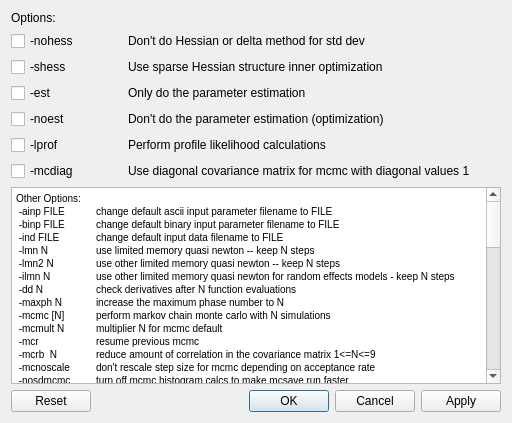
First picture: the form in src/dialog_runoptions.ui, repository nmfs-ost/ss3-ssi, before the edit.
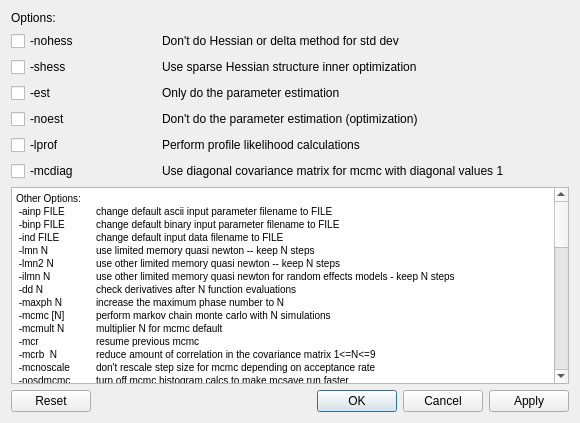
Second picture: the form after the edit.

Patch:
```diff
--- a/src/dialog_runoptions.ui
+++ b/src/dialog_runoptions.ui
@@ -6,7 +6,7 @@
    <rect>
     <x>0</x>
     <y>0</y>
-    <width>512</width>
+    <width>580</width>
     <height>423</height>
    </rect>
   </property>
@@ -41,61 +41,61 @@
       <string>&lt;!DOCTYPE HTML PUBLIC &quot;-//W3C//DTD HTML 4.0//EN&quot; &quot;http://www.w3.org/TR/REC-html40/strict.dtd&quot;&gt;
 &lt;html&gt;&lt;head&gt;&lt;meta name=&quot;qrichtext&quot; content=&quot;1&quot; /&gt;&lt;style type=&quot;text/css&quot;&gt;
 p, li { white-space: pre-wrap; }
-&lt;/style&gt;&lt;/head&gt;&lt;body style=&quot; font-family:'MS Shell Dlg 2'; font-size:7.8pt; font-weight:400; font-style:normal;&quot;&gt;
-&lt;p style=&quot; margin-top:0px; margin-bottom:0px; margin-left:0px; margin-right:0px; -qt-block-indent:0; text-indent:0px;&quot;&gt;Other Options:&lt;/p&gt;
-&lt;p style=&quot; margin-top:0px; margin-bottom:0px; margin-left:0px; margin-right:0px; -qt-block-indent:0; text-indent:0px;&quot;&gt; -ainp FILE	change default ascii input parameter filename to FILE&lt;/p&gt;
-&lt;p style=&quot; margin-top:0px; margin-bottom:0px; margin-left:0px; margin-right:0px; -qt-block-indent:0; text-indent:0px;&quot;&gt; -binp FILE	change default binary input parameter filename to FILE&lt;/p&gt;
-&lt;p style=&quot; margin-top:0px; margin-bottom:0px; margin-left:0px; margin-right:0px; -qt-block-indent:0; text-indent:0px;&quot;&gt; -ind FILE	change default input data filename to FILE&lt;/p&gt;
-&lt;p style=&quot; margin-top:0px; margin-bottom:0px; margin-left:0px; margin-right:0px; -qt-block-indent:0; text-indent:0px;&quot;&gt; -lmn N	use limited memory quasi newton -- keep N steps&lt;/p&gt;
-&lt;p style=&quot; margin-top:0px; margin-bottom:0px; margin-left:0px; margin-right:0px; -qt-block-indent:0; text-indent:0px;&quot;&gt; -lmn2 N	use other limited memory quasi newton -- keep N steps&lt;/p&gt;
-&lt;p style=&quot; margin-top:0px; margin-bottom:0px; margin-left:0px; margin-right:0px; -qt-block-indent:0; text-indent:0px;&quot;&gt; -ilmn N	use other limited memory quasi newton for random effects models - keep N steps&lt;/p&gt;
-&lt;p style=&quot; margin-top:0px; margin-bottom:0px; margin-left:0px; margin-right:0px; -qt-block-indent:0; text-indent:0px;&quot;&gt; -dd N 	check derivatives after N function evaluations&lt;/p&gt;
-&lt;p style=&quot; margin-top:0px; margin-bottom:0px; margin-left:0px; margin-right:0px; -qt-block-indent:0; text-indent:0px;&quot;&gt; -maxph N	increase the maximum phase number to N&lt;/p&gt;
-&lt;p style=&quot; margin-top:0px; margin-bottom:0px; margin-left:0px; margin-right:0px; -qt-block-indent:0; text-indent:0px;&quot;&gt; -mcmc [N]	perform markov chain monte carlo with N simulations&lt;/p&gt;
-&lt;p style=&quot; margin-top:0px; margin-bottom:0px; margin-left:0px; margin-right:0px; -qt-block-indent:0; text-indent:0px;&quot;&gt; -mcmult N	multiplier N for mcmc default&lt;/p&gt;
-&lt;p style=&quot; margin-top:0px; margin-bottom:0px; margin-left:0px; margin-right:0px; -qt-block-indent:0; text-indent:0px;&quot;&gt; -mcr 	resume previous mcmc&lt;/p&gt;
-&lt;p style=&quot; margin-top:0px; margin-bottom:0px; margin-left:0px; margin-right:0px; -qt-block-indent:0; text-indent:0px;&quot;&gt; -mcrb  N 	reduce amount of correlation in the covariance matrix 1&amp;lt;=N&amp;lt;=9&lt;/p&gt;
-&lt;p style=&quot; margin-top:0px; margin-bottom:0px; margin-left:0px; margin-right:0px; -qt-block-indent:0; text-indent:0px;&quot;&gt; -mcnoscale	don't rescale step size for mcmc depending on acceptance rate&lt;/p&gt;
-&lt;p style=&quot; margin-top:0px; margin-bottom:0px; margin-left:0px; margin-right:0px; -qt-block-indent:0; text-indent:0px;&quot;&gt; -nosdmcmc 	turn off mcmc histogram calcs to make mcsave run faster&lt;/p&gt;
-&lt;p style=&quot; margin-top:0px; margin-bottom:0px; margin-left:0px; margin-right:0px; -qt-block-indent:0; text-indent:0px;&quot;&gt; -mcprobe N 	use probing strategy for mcmc with factor N&lt;/p&gt;
-&lt;p style=&quot; margin-top:0px; margin-bottom:0px; margin-left:0px; margin-right:0px; -qt-block-indent:0; text-indent:0px;&quot;&gt; -mcgrope N 	Deprecated, same as -mcprobe&lt;/p&gt;
-&lt;p style=&quot; margin-top:0px; margin-bottom:0px; margin-left:0px; margin-right:0px; -qt-block-indent:0; text-indent:0px;&quot;&gt; -mcseed N 	seed for random number generator for markov chain monte carlo&lt;/p&gt;
-&lt;p style=&quot; margin-top:0px; margin-bottom:0px; margin-left:0px; margin-right:0px; -qt-block-indent:0; text-indent:0px;&quot;&gt; -mcscale N 	rescale step size for first N evaluations&lt;/p&gt;
-&lt;p style=&quot; margin-top:0px; margin-bottom:0px; margin-left:0px; margin-right:0px; -qt-block-indent:0; text-indent:0px;&quot;&gt; -mcsave N 	save the parameters for every Nth simulation&lt;/p&gt;
-&lt;p style=&quot; margin-top:0px; margin-bottom:0px; margin-left:0px; margin-right:0px; -qt-block-indent:0; text-indent:0px;&quot;&gt; -mceval 	go through the saved mcmc values from a previous mcsave&lt;/p&gt;
-&lt;p style=&quot; margin-top:0px; margin-bottom:0px; margin-left:0px; margin-right:0px; -qt-block-indent:0; text-indent:0px;&quot;&gt; -mcu 	use uniformaly distributed steps for mcmc instead of random normal&lt;/p&gt;
-&lt;p style=&quot; margin-top:0px; margin-bottom:0px; margin-left:0px; margin-right:0px; -qt-block-indent:0; text-indent:0px;&quot;&gt; -crit N1,N2,... set gradient magnitude convergence criterion to N&lt;/p&gt;
-&lt;p style=&quot; margin-top:0px; margin-bottom:0px; margin-left:0px; margin-right:0px; -qt-block-indent:0; text-indent:0px;&quot;&gt; -iprint N 	print out function minimizer report every N iterations&lt;/p&gt;
-&lt;p style=&quot; margin-top:0px; margin-bottom:0px; margin-left:0px; margin-right:0px; -qt-block-indent:0; text-indent:0px;&quot;&gt; -maxfn N1,N2,.. set maximum number opf function eval's to N&lt;/p&gt;
-&lt;p style=&quot; margin-top:0px; margin-bottom:0px; margin-left:0px; margin-right:0px; -qt-block-indent:0; text-indent:0px;&quot;&gt; -rs 	if function minimizer can't make progress rescale and try again&lt;/p&gt;
-&lt;p style=&quot; margin-top:0px; margin-bottom:0px; margin-left:0px; margin-right:0px; -qt-block-indent:0; text-indent:0px;&quot;&gt; -nox 	suppress vector and gradient values in minimizer screen report&lt;/p&gt;
-&lt;p style=&quot; margin-top:0px; margin-bottom:0px; margin-left:0px; margin-right:0px; -qt-block-indent:0; text-indent:0px;&quot;&gt; -phase N 	start minimization in phase N&lt;/p&gt;
-&lt;p style=&quot; margin-top:0px; margin-bottom:0px; margin-left:0px; margin-right:0px; -qt-block-indent:0; text-indent:0px;&quot;&gt; -simplex 	use simplex for minimization -- deprecated, use -neldmead&lt;/p&gt;
-&lt;p style=&quot; margin-top:0px; margin-bottom:0px; margin-left:0px; margin-right:0px; -qt-block-indent:0; text-indent:0px;&quot;&gt; -neldmead 	use Nelder-Mead simplex algorithm for minimization&lt;/p&gt;
-&lt;p style=&quot; margin-top:0px; margin-bottom:0px; margin-left:0px; margin-right:0px; -qt-block-indent:0; text-indent:0px;&quot;&gt; -eigvec 	calculate eigenvectors of the Hessian&lt;/p&gt;
-&lt;p style=&quot; margin-top:0px; margin-bottom:0px; margin-left:0px; margin-right:0px; -qt-block-indent:0; text-indent:0px;&quot;&gt; -sdonly 	do delta method for std dev estimates without redoing hessian&lt;/p&gt;
-&lt;p style=&quot; margin-top:0px; margin-bottom:0px; margin-left:0px; margin-right:0px; -qt-block-indent:0; text-indent:0px;&quot;&gt; -ams N 	set arrmblsize to N (ARRAY_MEMBLOCK_SIZE)&lt;/p&gt;
-&lt;p style=&quot; margin-top:0px; margin-bottom:0px; margin-left:0px; margin-right:0px; -qt-block-indent:0; text-indent:0px;&quot;&gt; -cbs N  	set CMPDIF_BUFFER_SIZE to N (ARRAY_MEMBLOCK_SIZE)&lt;/p&gt;
-&lt;p style=&quot; margin-top:0px; margin-bottom:0px; margin-left:0px; margin-right:0px; -qt-block-indent:0; text-indent:0px;&quot;&gt; -mno N 	set the maximum number of independent variables to N&lt;/p&gt;
-&lt;p style=&quot; margin-top:0px; margin-bottom:0px; margin-left:0px; margin-right:0px; -qt-block-indent:0; text-indent:0px;&quot;&gt; -mdl N 	set the maximum number of dvariables to N&lt;/p&gt;
-&lt;p style=&quot; margin-top:0px; margin-bottom:0px; margin-left:0px; margin-right:0px; -qt-block-indent:0; text-indent:0px;&quot;&gt; -gbs N 	set GRADSTACK_BUFFER_SIZE to N (ARRAY_MEMBLOCK_SIZE)&lt;/p&gt;
-&lt;p style=&quot;-qt-paragraph-type:empty; margin-top:0px; margin-bottom:0px; margin-left:0px; margin-right:0px; -qt-block-indent:0; text-indent:0px;&quot;&gt;&lt;br /&gt;&lt;/p&gt;
-&lt;p style=&quot; margin-top:0px; margin-bottom:0px; margin-left:0px; margin-right:0px; -qt-block-indent:0; text-indent:0px;&quot;&gt;Random effects options if applicable&lt;/p&gt;
-&lt;p style=&quot; margin-top:0px; margin-bottom:0px; margin-left:0px; margin-right:0px; -qt-block-indent:0; text-indent:0px;&quot;&gt; -nr N  	maximum number of Newton-Raphson steps&lt;/p&gt;
-&lt;p style=&quot; margin-top:0px; margin-bottom:0px; margin-left:0px; margin-right:0px; -qt-block-indent:0; text-indent:0px;&quot;&gt; -imaxfn N 	maximum number of evals in quasi-Newton inner optimization&lt;/p&gt;
-&lt;p style=&quot; margin-top:0px; margin-bottom:0px; margin-left:0px; margin-right:0px; -qt-block-indent:0; text-indent:0px;&quot;&gt; -is N 	set importance sampling size to N&lt;/p&gt;
-&lt;p style=&quot; margin-top:0px; margin-bottom:0px; margin-left:0px; margin-right:0px; -qt-block-indent:0; text-indent:0px;&quot;&gt; -isf N 	set importance sampling size funnel blocks to N&lt;/p&gt;
-&lt;p style=&quot; margin-top:0px; margin-bottom:0px; margin-left:0px; margin-right:0px; -qt-block-indent:0; text-indent:0px;&quot;&gt; -isdiag 	print importance sampling diagnostics&lt;/p&gt;
-&lt;p style=&quot; margin-top:0px; margin-bottom:0px; margin-left:0px; margin-right:0px; -qt-block-indent:0; text-indent:0px;&quot;&gt; -hybrid 	do hybrid Monte Carlo version of MCMC&lt;/p&gt;
-&lt;p style=&quot; margin-top:0px; margin-bottom:0px; margin-left:0px; margin-right:0px; -qt-block-indent:0; text-indent:0px;&quot;&gt; -hbf  	set the hybrid bounded flag for bounded parameters&lt;/p&gt;
-&lt;p style=&quot; margin-top:0px; margin-bottom:0px; margin-left:0px; margin-right:0px; -qt-block-indent:0; text-indent:0px;&quot;&gt; -hyeps  	mean step size for hybrid Monte Carlo&lt;/p&gt;
-&lt;p style=&quot; margin-top:0px; margin-bottom:0px; margin-left:0px; margin-right:0px; -qt-block-indent:0; text-indent:0px;&quot;&gt; -hynstep 	number of steps for hybrid Monte Carlo&lt;/p&gt;
-&lt;p style=&quot; margin-top:0px; margin-bottom:0px; margin-left:0px; margin-right:0px; -qt-block-indent:0; text-indent:0px;&quot;&gt; -noinit 	do not initialize RE before inner optimization&lt;/p&gt;
-&lt;p style=&quot; margin-top:0px; margin-bottom:0px; margin-left:0px; margin-right:0px; -qt-block-indent:0; text-indent:0px;&quot;&gt; -ndi N 	set maximum number of separable calls&lt;/p&gt;
-&lt;p style=&quot; margin-top:0px; margin-bottom:0px; margin-left:0px; margin-right:0px; -qt-block-indent:0; text-indent:0px;&quot;&gt; -ndb N 	set number of blocks for RE derivatives (reduce temp file size)&lt;/p&gt;
-&lt;p style=&quot; margin-top:0px; margin-bottom:0px; margin-left:0px; margin-right:0px; -qt-block-indent:0; text-indent:0px;&quot;&gt; -ddnr  	use high precision Newton-Raphson, for banded Hessian case only&lt;/p&gt;
-&lt;p style=&quot; margin-top:0px; margin-bottom:0px; margin-left:0px; margin-right:0px; -qt-block-indent:0; text-indent:0px;&quot;&gt; -nrdbg 	verbose reporting for debugging newton-raphson&lt;/p&gt;
-&lt;p style=&quot; margin-top:0px; margin-bottom:0px; margin-left:0px; margin-right:0px; -qt-block-indent:0; text-indent:0px;&quot;&gt; -mm N  	do minimax optimization&lt;/p&gt;&lt;/body&gt;&lt;/html&gt;</string>
+&lt;/style&gt;&lt;/head&gt;&lt;body style=&quot; font-family:'MS Shell Dlg 2'; font-size:8pt; font-weight:400; font-style:normal;&quot;&gt;
+&lt;p style=&quot; margin-top:0px; margin-bottom:0px; margin-left:0px; margin-right:0px; -qt-block-indent:0; text-indent:0px;&quot;&gt;&lt;span style=&quot; font-size:7.8pt;&quot;&gt;Other Options:&lt;/span&gt;&lt;/p&gt;
+&lt;p style=&quot; margin-top:0px; margin-bottom:0px; margin-left:0px; margin-right:0px; -qt-block-indent:0; text-indent:0px;&quot;&gt;&lt;span style=&quot; font-size:7.8pt;&quot;&gt; -ainp FILE	change default ascii input parameter filename to FILE&lt;/span&gt;&lt;/p&gt;
+&lt;p style=&quot; margin-top:0px; margin-bottom:0px; margin-left:0px; margin-right:0px; -qt-block-indent:0; text-indent:0px;&quot;&gt;&lt;span style=&quot; font-size:7.8pt;&quot;&gt; -binp FILE	change default binary input parameter filename to FILE&lt;/span&gt;&lt;/p&gt;
+&lt;p style=&quot; margin-top:0px; margin-bottom:0px; margin-left:0px; margin-right:0px; -qt-block-indent:0; text-indent:0px;&quot;&gt;&lt;span style=&quot; font-size:7.8pt;&quot;&gt; -ind FILE	change default input data filename to FILE&lt;/span&gt;&lt;/p&gt;
+&lt;p style=&quot; margin-top:0px; margin-bottom:0px; margin-left:0px; margin-right:0px; -qt-block-indent:0; text-indent:0px;&quot;&gt;&lt;span style=&quot; font-size:7.8pt;&quot;&gt; -lmn N	use limited memory quasi newton -- keep N steps&lt;/span&gt;&lt;/p&gt;
+&lt;p style=&quot; margin-top:0px; margin-bottom:0px; margin-left:0px; margin-right:0px; -qt-block-indent:0; text-indent:0px;&quot;&gt;&lt;span style=&quot; font-size:7.8pt;&quot;&gt; -lmn2 N	use other limited memory quasi newton -- keep N steps&lt;/span&gt;&lt;/p&gt;
+&lt;p style=&quot; margin-top:0px; margin-bottom:0px; margin-left:0px; margin-right:0px; -qt-block-indent:0; text-indent:0px;&quot;&gt;&lt;span style=&quot; font-size:7.8pt;&quot;&gt; -ilmn N	use other limited memory quasi newton for random effects models - keep N steps&lt;/span&gt;&lt;/p&gt;
+&lt;p style=&quot; margin-top:0px; margin-bottom:0px; margin-left:0px; margin-right:0px; -qt-block-indent:0; text-indent:0px;&quot;&gt;&lt;span style=&quot; font-size:7.8pt;&quot;&gt; -dd N 	check derivatives after N function evaluations&lt;/span&gt;&lt;/p&gt;
+&lt;p style=&quot; margin-top:0px; margin-bottom:0px; margin-left:0px; margin-right:0px; -qt-block-indent:0; text-indent:0px;&quot;&gt;&lt;span style=&quot; font-size:7.8pt;&quot;&gt; -maxph N	increase the maximum phase number to N&lt;/span&gt;&lt;/p&gt;
+&lt;p style=&quot; margin-top:0px; margin-bottom:0px; margin-left:0px; margin-right:0px; -qt-block-indent:0; text-indent:0px;&quot;&gt;&lt;span style=&quot; font-size:7.8pt;&quot;&gt; -mcmc [N]	perform markov chain monte carlo with N simulations&lt;/span&gt;&lt;/p&gt;
+&lt;p style=&quot; margin-top:0px; margin-bottom:0px; margin-left:0px; margin-right:0px; -qt-block-indent:0; text-indent:0px;&quot;&gt;&lt;span style=&quot; font-size:7.8pt;&quot;&gt; -mcmult N	multiplier N for mcmc default&lt;/span&gt;&lt;/p&gt;
+&lt;p style=&quot; margin-top:0px; margin-bottom:0px; margin-left:0px; margin-right:0px; -qt-block-indent:0; text-indent:0px;&quot;&gt;&lt;span style=&quot; font-size:7.8pt;&quot;&gt; -mcr 	resume previous mcmc&lt;/span&gt;&lt;/p&gt;
+&lt;p style=&quot; margin-top:0px; margin-bottom:0px; margin-left:0px; margin-right:0px; -qt-block-indent:0; text-indent:0px;&quot;&gt;&lt;span style=&quot; font-size:7.8pt;&quot;&gt; -mcrb  N 	reduce amount of correlation in the covariance matrix 1&amp;lt;=N&amp;lt;=9&lt;/span&gt;&lt;/p&gt;
+&lt;p style=&quot; margin-top:0px; margin-bottom:0px; margin-left:0px; margin-right:0px; -qt-block-indent:0; text-indent:0px;&quot;&gt;&lt;span style=&quot; font-size:7.8pt;&quot;&gt; -mcnoscale	don't rescale step size for mcmc depending on acceptance rate&lt;/span&gt;&lt;/p&gt;
+&lt;p style=&quot; margin-top:0px; margin-bottom:0px; margin-left:0px; margin-right:0px; -qt-block-indent:0; text-indent:0px;&quot;&gt;&lt;span style=&quot; font-size:7.8pt;&quot;&gt; -nosdmcmc 	turn off mcmc histogram calcs to make mcsave run faster&lt;/span&gt;&lt;/p&gt;
+&lt;p style=&quot; margin-top:0px; margin-bottom:0px; margin-left:0px; margin-right:0px; -qt-block-indent:0; text-indent:0px;&quot;&gt;&lt;span style=&quot; font-size:7.8pt;&quot;&gt; -mcprobe N 	use probing strategy for mcmc with factor N&lt;/span&gt;&lt;/p&gt;
+&lt;p style=&quot; margin-top:0px; margin-bottom:0px; margin-left:0px; margin-right:0px; -qt-block-indent:0; text-indent:0px;&quot;&gt;&lt;span style=&quot; font-size:7.8pt;&quot;&gt; -mcgrope N 	Deprecated, same as -mcprobe&lt;/span&gt;&lt;/p&gt;
+&lt;p style=&quot; margin-top:0px; margin-bottom:0px; margin-left:0px; margin-right:0px; -qt-block-indent:0; text-indent:0px;&quot;&gt;&lt;span style=&quot; font-size:7.8pt;&quot;&gt; -mcseed N 	seed for random number generator for markov chain monte carlo&lt;/span&gt;&lt;/p&gt;
+&lt;p style=&quot; margin-top:0px; margin-bottom:0px; margin-left:0px; margin-right:0px; -qt-block-indent:0; text-indent:0px;&quot;&gt;&lt;span style=&quot; font-size:7.8pt;&quot;&gt; -mcscale N 	rescale step size for first N evaluations&lt;/span&gt;&lt;/p&gt;
+&lt;p style=&quot; margin-top:0px; margin-bottom:0px; margin-left:0px; margin-right:0px; -qt-block-indent:0; text-indent:0px;&quot;&gt;&lt;span style=&quot; font-size:7.8pt;&quot;&gt; -mcsave N 	save the parameters for every Nth simulation&lt;/span&gt;&lt;/p&gt;
+&lt;p style=&quot; margin-top:0px; margin-bottom:0px; margin-left:0px; margin-right:0px; -qt-block-indent:0; text-indent:0px;&quot;&gt;&lt;span style=&quot; font-size:7.8pt;&quot;&gt; -mceval 	go through the saved mcmc values from a previous mcsave&lt;/span&gt;&lt;/p&gt;
+&lt;p style=&quot; margin-top:0px; margin-bottom:0px; margin-left:0px; margin-right:0px; -qt-block-indent:0; text-indent:0px;&quot;&gt;&lt;span style=&quot; font-size:7.8pt;&quot;&gt; -mcu 	use uniformaly distributed steps for mcmc instead of random normal&lt;/span&gt;&lt;/p&gt;
+&lt;p style=&quot; margin-top:0px; margin-bottom:0px; margin-left:0px; margin-right:0px; -qt-block-indent:0; text-indent:0px;&quot;&gt;&lt;span style=&quot; font-size:7.8pt;&quot;&gt; -crit N1,N2,... set gradient magnitude convergence criterion to N&lt;/span&gt;&lt;/p&gt;
+&lt;p style=&quot; margin-top:0px; margin-bottom:0px; margin-left:0px; margin-right:0px; -qt-block-indent:0; text-indent:0px;&quot;&gt;&lt;span style=&quot; font-size:7.8pt;&quot;&gt; -iprint N 	print out function minimizer report every N iterations&lt;/span&gt;&lt;/p&gt;
+&lt;p style=&quot; margin-top:0px; margin-bottom:0px; margin-left:0px; margin-right:0px; -qt-block-indent:0; text-indent:0px;&quot;&gt;&lt;span style=&quot; font-size:7.8pt;&quot;&gt; -maxfn N1,N2,.. set maximum number opf function eval's to N&lt;/span&gt;&lt;/p&gt;
+&lt;p style=&quot; margin-top:0px; margin-bottom:0px; margin-left:0px; margin-right:0px; -qt-block-indent:0; text-indent:0px;&quot;&gt;&lt;span style=&quot; font-size:7.8pt;&quot;&gt; -rs 	if function minimizer can't make progress rescale and try again&lt;/span&gt;&lt;/p&gt;
+&lt;p style=&quot; margin-top:0px; margin-bottom:0px; margin-left:0px; margin-right:0px; -qt-block-indent:0; text-indent:0px;&quot;&gt;&lt;span style=&quot; font-size:7.8pt;&quot;&gt; -nox 	suppress vector and gradient values in minimizer screen report&lt;/span&gt;&lt;/p&gt;
+&lt;p style=&quot; margin-top:0px; margin-bottom:0px; margin-left:0px; margin-right:0px; -qt-block-indent:0; text-indent:0px;&quot;&gt;&lt;span style=&quot; font-size:7.8pt;&quot;&gt; -phase N 	start minimization in phase N&lt;/span&gt;&lt;/p&gt;
+&lt;p style=&quot; margin-top:0px; margin-bottom:0px; margin-left:0px; margin-right:0px; -qt-block-indent:0; text-indent:0px;&quot;&gt;&lt;span style=&quot; font-size:7.8pt;&quot;&gt; -simplex 	use simplex for minimization -- deprecated, use -neldmead&lt;/span&gt;&lt;/p&gt;
+&lt;p style=&quot; margin-top:0px; margin-bottom:0px; margin-left:0px; margin-right:0px; -qt-block-indent:0; text-indent:0px;&quot;&gt;&lt;span style=&quot; font-size:7.8pt;&quot;&gt; -neldmead 	use Nelder-Mead simplex algorithm for minimization&lt;/span&gt;&lt;/p&gt;
+&lt;p style=&quot; margin-top:0px; margin-bottom:0px; margin-left:0px; margin-right:0px; -qt-block-indent:0; text-indent:0px;&quot;&gt;&lt;span style=&quot; font-size:7.8pt;&quot;&gt; -eigvec 	calculate eigenvectors of the Hessian&lt;/span&gt;&lt;/p&gt;
+&lt;p style=&quot; margin-top:0px; margin-bottom:0px; margin-left:0px; margin-right:0px; -qt-block-indent:0; text-indent:0px;&quot;&gt;&lt;span style=&quot; font-size:7.8pt;&quot;&gt; -sdonly 	do delta method for std dev estimates without redoing hessian&lt;/span&gt;&lt;/p&gt;
+&lt;p style=&quot; margin-top:0px; margin-bottom:0px; margin-left:0px; margin-right:0px; -qt-block-indent:0; text-indent:0px;&quot;&gt;&lt;span style=&quot; font-size:7.8pt;&quot;&gt; -ams N 	set arrmblsize to N (ARRAY_MEMBLOCK_SIZE)&lt;/span&gt;&lt;/p&gt;
+&lt;p style=&quot; margin-top:0px; margin-bottom:0px; margin-left:0px; margin-right:0px; -qt-block-indent:0; text-indent:0px;&quot;&gt;&lt;span style=&quot; font-size:7.8pt;&quot;&gt; -cbs N  	set CMPDIF_BUFFER_SIZE to N (ARRAY_MEMBLOCK_SIZE)&lt;/span&gt;&lt;/p&gt;
+&lt;p style=&quot; margin-top:0px; margin-bottom:0px; margin-left:0px; margin-right:0px; -qt-block-indent:0; text-indent:0px;&quot;&gt;&lt;span style=&quot; font-size:7.8pt;&quot;&gt; -mno N 	set the maximum number of independent variables to N&lt;/span&gt;&lt;/p&gt;
+&lt;p style=&quot; margin-top:0px; margin-bottom:0px; margin-left:0px; margin-right:0px; -qt-block-indent:0; text-indent:0px;&quot;&gt;&lt;span style=&quot; font-size:7.8pt;&quot;&gt; -mdl N 	set the maximum number of dvariables to N&lt;/span&gt;&lt;/p&gt;
+&lt;p style=&quot; margin-top:0px; margin-bottom:0px; margin-left:0px; margin-right:0px; -qt-block-indent:0; text-indent:0px;&quot;&gt;&lt;span style=&quot; font-size:7.8pt;&quot;&gt; -gbs N 	set GRADSTACK_BUFFER_SIZE to N (ARRAY_MEMBLOCK_SIZE)&lt;/span&gt;&lt;/p&gt;
+&lt;p style=&quot;-qt-paragraph-type:empty; margin-top:0px; margin-bottom:0px; margin-left:0px; margin-right:0px; -qt-block-indent:0; text-indent:0px; font-size:7.8pt;&quot;&gt;&lt;br /&gt;&lt;/p&gt;
+&lt;p style=&quot; margin-top:0px; margin-bottom:0px; margin-left:0px; margin-right:0px; -qt-block-indent:0; text-indent:0px;&quot;&gt;&lt;span style=&quot; font-size:7.8pt;&quot;&gt;Random effects options if applicable&lt;/span&gt;&lt;/p&gt;
+&lt;p style=&quot; margin-top:0px; margin-bottom:0px; margin-left:0px; margin-right:0px; -qt-block-indent:0; text-indent:0px;&quot;&gt;&lt;span style=&quot; font-size:7.8pt;&quot;&gt; -nr N  	maximum number of Newton-Raphson steps&lt;/span&gt;&lt;/p&gt;
+&lt;p style=&quot; margin-top:0px; margin-bottom:0px; margin-left:0px; margin-right:0px; -qt-block-indent:0; text-indent:0px;&quot;&gt;&lt;span style=&quot; font-size:7.8pt;&quot;&gt; -imaxfn N 	maximum number of evals in quasi-Newton inner optimization&lt;/span&gt;&lt;/p&gt;
+&lt;p style=&quot; margin-top:0px; margin-bottom:0px; margin-left:0px; margin-right:0px; -qt-block-indent:0; text-indent:0px;&quot;&gt;&lt;span style=&quot; font-size:7.8pt;&quot;&gt; -is N 	set importance sampling size to N&lt;/span&gt;&lt;/p&gt;
+&lt;p style=&quot; margin-top:0px; margin-bottom:0px; margin-left:0px; margin-right:0px; -qt-block-indent:0; text-indent:0px;&quot;&gt;&lt;span style=&quot; font-size:7.8pt;&quot;&gt; -isf N 	set importance sampling size funnel blocks to N&lt;/span&gt;&lt;/p&gt;
+&lt;p style=&quot; margin-top:0px; margin-bottom:0px; margin-left:0px; margin-right:0px; -qt-block-indent:0; text-indent:0px;&quot;&gt;&lt;span style=&quot; font-size:7.8pt;&quot;&gt; -isdiag 	print importance sampling diagnostics&lt;/span&gt;&lt;/p&gt;
+&lt;p style=&quot; margin-top:0px; margin-bottom:0px; margin-left:0px; margin-right:0px; -qt-block-indent:0; text-indent:0px;&quot;&gt;&lt;span style=&quot; font-size:7.8pt;&quot;&gt; -hybrid 	do hybrid Monte Carlo version of MCMC&lt;/span&gt;&lt;/p&gt;
+&lt;p style=&quot; margin-top:0px; margin-bottom:0px; margin-left:0px; margin-right:0px; -qt-block-indent:0; text-indent:0px;&quot;&gt;&lt;span style=&quot; font-size:7.8pt;&quot;&gt; -hbf  	set the hybrid bounded flag for bounded parameters&lt;/span&gt;&lt;/p&gt;
+&lt;p style=&quot; margin-top:0px; margin-bottom:0px; margin-left:0px; margin-right:0px; -qt-block-indent:0; text-indent:0px;&quot;&gt;&lt;span style=&quot; font-size:7.8pt;&quot;&gt; -hyeps  	mean step size for hybrid Monte Carlo&lt;/span&gt;&lt;/p&gt;
+&lt;p style=&quot; margin-top:0px; margin-bottom:0px; margin-left:0px; margin-right:0px; -qt-block-indent:0; text-indent:0px;&quot;&gt;&lt;span style=&quot; font-size:7.8pt;&quot;&gt; -hynstep 	number of steps for hybrid Monte Carlo&lt;/span&gt;&lt;/p&gt;
+&lt;p style=&quot; margin-top:0px; margin-bottom:0px; margin-left:0px; margin-right:0px; -qt-block-indent:0; text-indent:0px;&quot;&gt;&lt;span style=&quot; font-size:7.8pt;&quot;&gt; -noinit 	do not initialize RE before inner optimization&lt;/span&gt;&lt;/p&gt;
+&lt;p style=&quot; margin-top:0px; margin-bottom:0px; margin-left:0px; margin-right:0px; -qt-block-indent:0; text-indent:0px;&quot;&gt;&lt;span style=&quot; font-size:7.8pt;&quot;&gt; -ndi N 	set maximum number of separable calls&lt;/span&gt;&lt;/p&gt;
+&lt;p style=&quot; margin-top:0px; margin-bottom:0px; margin-left:0px; margin-right:0px; -qt-block-indent:0; text-indent:0px;&quot;&gt;&lt;span style=&quot; font-size:7.8pt;&quot;&gt; -ndb N 	set number of blocks for RE derivatives (reduce temp file size)&lt;/span&gt;&lt;/p&gt;
+&lt;p style=&quot; margin-top:0px; margin-bottom:0px; margin-left:0px; margin-right:0px; -qt-block-indent:0; text-indent:0px;&quot;&gt;&lt;span style=&quot; font-size:7.8pt;&quot;&gt; -ddnr  	use high precision Newton-Raphson, for banded Hessian case only&lt;/span&gt;&lt;/p&gt;
+&lt;p style=&quot; margin-top:0px; margin-bottom:0px; margin-left:0px; margin-right:0px; -qt-block-indent:0; text-indent:0px;&quot;&gt;&lt;span style=&quot; font-size:7.8pt;&quot;&gt; -nrdbg 	verbose reporting for debugging newton-raphson&lt;/span&gt;&lt;/p&gt;
+&lt;p style=&quot; margin-top:0px; margin-bottom:0px; margin-left:0px; margin-right:0px; -qt-block-indent:0; text-indent:0px;&quot;&gt;&lt;span style=&quot; font-size:7.8pt;&quot;&gt; -mm N  	do minimax optimization&lt;/span&gt;&lt;/p&gt;&lt;/body&gt;&lt;/html&gt;</string>
      </property>
     </widget>
    </item>
```
